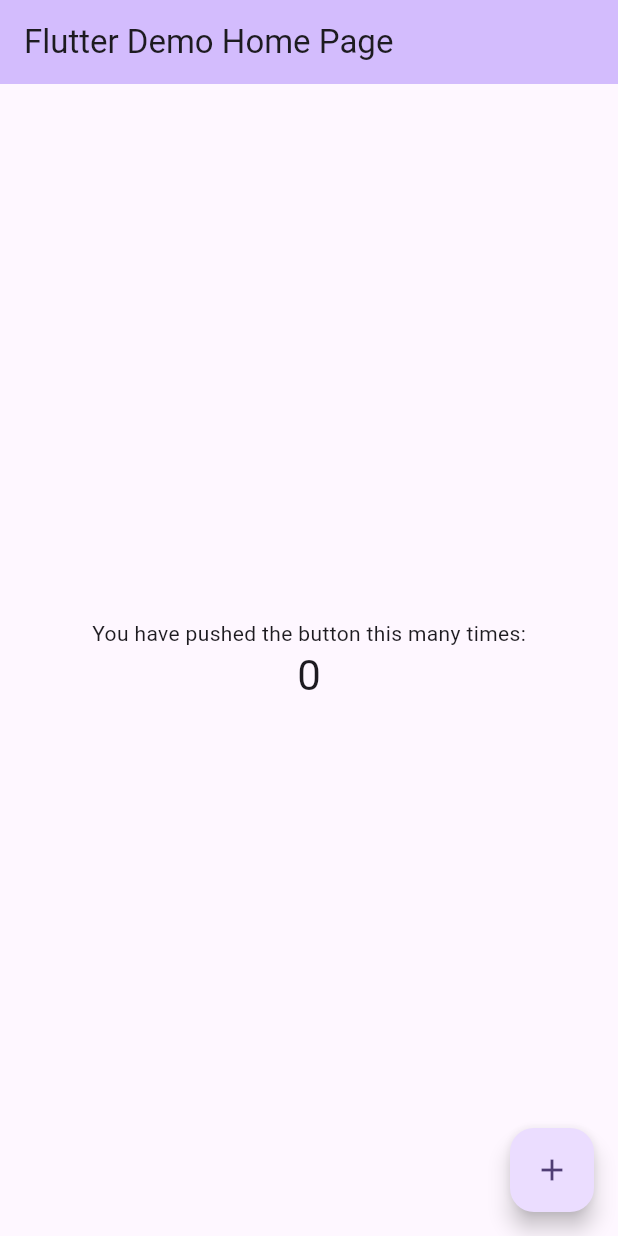
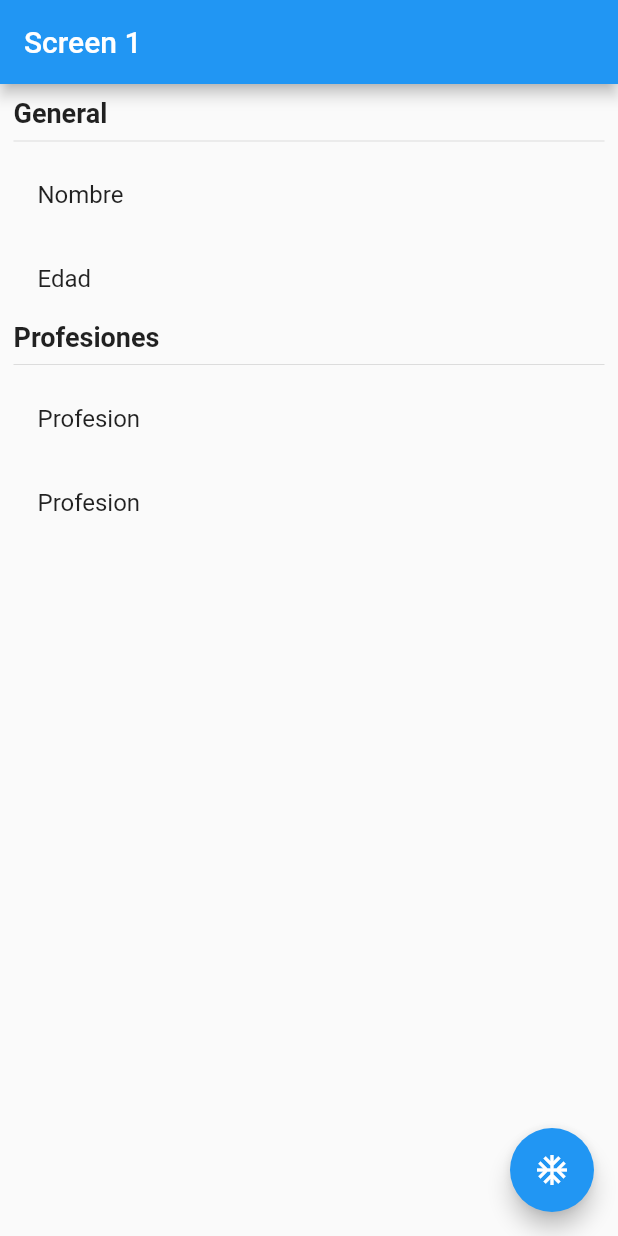
Before and after one commit to Luisparr14/estados_bloc, a Flutter app: the screen it shows after launch, on a phone screen of 412 x 824 dp. Run offline on Flutter 3.47's test engine with Material 2 defaults, Android fonts, the light colour scheme and no system bars.

Commit message:
feat: add models and screens

```diff
--- a/lib/main.dart
+++ b/lib/main.dart
@@ -1,125 +1,20 @@
+import 'package:estados_bloc/screens/screen1.dart';
+import 'package:estados_bloc/screens/screen2.dart';
 import 'package:flutter/material.dart';
 
-void main() {
-  runApp(const MyApp());
-}
+void main() => runApp(MyApp());
 
 class MyApp extends StatelessWidget {
-  const MyApp({super.key});
-
-  // This widget is the root of your application.
   @override
   Widget build(BuildContext context) {
     return MaterialApp(
-      title: 'Flutter Demo',
-      theme: ThemeData(
-        // This is the theme of your application.
-        //
-        // TRY THIS: Try running your application with "flutter run". You'll see
-        // the application has a blue toolbar. Then, without quitting the app,
-        // try changing the seedColor in the colorScheme below to Colors.green
-        // and then invoke "hot reload" (save your changes or press the "hot
-        // reload" button in a Flutter-supported IDE, or press "r" if you used
-        // the command line to start the app).
-        //
-        // Notice that the counter didn't reset back to zero; the application
-        // state is not lost during the reload. To reset the state, use hot
-        // restart instead.
-        //
-        // This works for code too, not just values: Most code changes can be
-        // tested with just a hot reload.
-        colorScheme: ColorScheme.fromSeed(seedColor: Colors.deepPurple),
-        useMaterial3: true,
-      ),
-      home: const MyHomePage(title: 'Flutter Demo Home Page'),
+      debugShowCheckedModeBanner: false,
+      title: 'Componentes App',
+      initialRoute: 'screen1',
+      routes: {
+        'screen1': (_) => const Screen1(),
+        'screen2': (_) => const Screen2()
+      },
     );
   }
 }
-
-class MyHomePage extends StatefulWidget {
-  const MyHomePage({super.key, required this.title});
-
-  // This widget is the home page of your application. It is stateful, meaning
-  // that it has a State object (defined below) that contains fields that affect
-  // how it looks.
-
-  // This class is the configuration for the state. It holds the values (in this
-  // case the title) provided by the parent (in this case the App widget) and
-  // used by the build method of the State. Fields in a Widget subclass are
-  // always marked "final".
-
-  final String title;
-
-  @override
-  State<MyHomePage> createState() => _MyHomePageState();
-}
-
-class _MyHomePageState extends State<MyHomePage> {
-  int _counter = 0;
-
-  void _incrementCounter() {
-    setState(() {
-      // This call to setState tells the Flutter framework that something has
-      // changed in this State, which causes it to rerun the build method below
-      // so that the display can reflect the updated values. If we changed
-      // _counter without calling setState(), then the build method would not be
-      // called again, and so nothing would appear to happen.
-      _counter++;
-    });
-  }
-
-  @override
-  Widget build(BuildContext context) {
-    // This method is rerun every time setState is called, for instance as done
-    // by the _incrementCounter method above.
-    //
-    // The Flutter framework has been optimized to make rerunning build methods
-    // fast, so that you can just rebuild anything that needs updating rather
-    // than having to individually change instances of widgets.
-    return Scaffold(
-      appBar: AppBar(
-        // TRY THIS: Try changing the color here to a specific color (to
-        // Colors.amber, perhaps?) and trigger a hot reload to see the AppBar
-        // change color while the other colors stay the same.
-        backgroundColor: Theme.of(context).colorScheme.inversePrimary,
-        // Here we take the value from the MyHomePage object that was created by
-        // the App.build method, and use it to set our appbar title.
-        title: Text(widget.title),
-      ),
-      body: Center(
-        // Center is a layout widget. It takes a single child and positions it
-        // in the middle of the parent.
-        child: Column(
-          // Column is also a layout widget. It takes a list of children and
-          // arranges them vertically. By default, it sizes itself to fit its
-          // children horizontally, and tries to be as tall as its parent.
-          //
-          // Column has various properties to control how it sizes itself and
-          // how it positions its children. Here we use mainAxisAlignment to
-          // center the children vertically; the main axis here is the vertical
-          // axis because Columns are vertical (the cross axis would be
-          // horizontal).
-          //
-          // TRY THIS: Invoke "debug painting" (choose the "Toggle Debug Paint"
-          // action in the IDE, or press "p" in the console), to see the
-          // wireframe for each widget.
-          mainAxisAlignment: MainAxisAlignment.center,
-          children: <Widget>[
-            const Text(
-              'You have pushed the button this many times:',
-            ),
-            Text(
-              '$_counter',
-              style: Theme.of(context).textTheme.headlineMedium,
-            ),
-          ],
-        ),
-      ),
-      floatingActionButton: FloatingActionButton(
-        onPressed: _incrementCounter,
-        tooltip: 'Increment',
-        child: const Icon(Icons.add),
-      ), // This trailing comma makes auto-formatting nicer for build methods.
-    );
-  }
-}
--- /dev/null
+++ b/lib/screens/screen1.dart
@@ -0,0 +1,45 @@
+import 'package:flutter/material.dart';
+
+class Screen1 extends StatelessWidget {
+  const Screen1({super.key});
+  @override
+  Widget build(BuildContext context) {
+    return Scaffold(
+      appBar: AppBar(
+        title: const Text('Screen 1'),
+      ),
+      body: const UserInfomation(),
+      floatingActionButton: FloatingActionButton(
+          onPressed: () => Navigator.pushNamed(context, 'screen2'),
+          child: const Icon(Icons.ac_unit)),
+    );
+  }
+}
+
+class UserInfomation extends StatelessWidget {
+  const UserInfomation({
+    super.key,
+  });
+
+  @override
+  Widget build(BuildContext context) {
+    return Container(
+      width: double.infinity,
+      height: double.infinity,
+      padding: const EdgeInsets.all(9),
+      child: const Column(
+        crossAxisAlignment: CrossAxisAlignment.start,
+        children: [
+          Text('General', style: TextStyle(fontWeight: FontWeight.bold, fontSize: 18)),
+          Divider(),
+          ListTile(title: Text('Nombre')),
+          ListTile(title: Text('Edad')),
+          Text('Profesiones', style: TextStyle(fontWeight: FontWeight.bold, fontSize: 18)),
+          Divider(),
+          ListTile(title: Text('Profesion')),
+          ListTile(title: Text('Profesion')),
+        ],
+      ),
+    );
+  }
+}
```
Also changed, not shown: lib/models/user.dart (added, +13 -0 lines), lib/screens/screen2.dart (added, +24 -0 lines), 1 other file.
